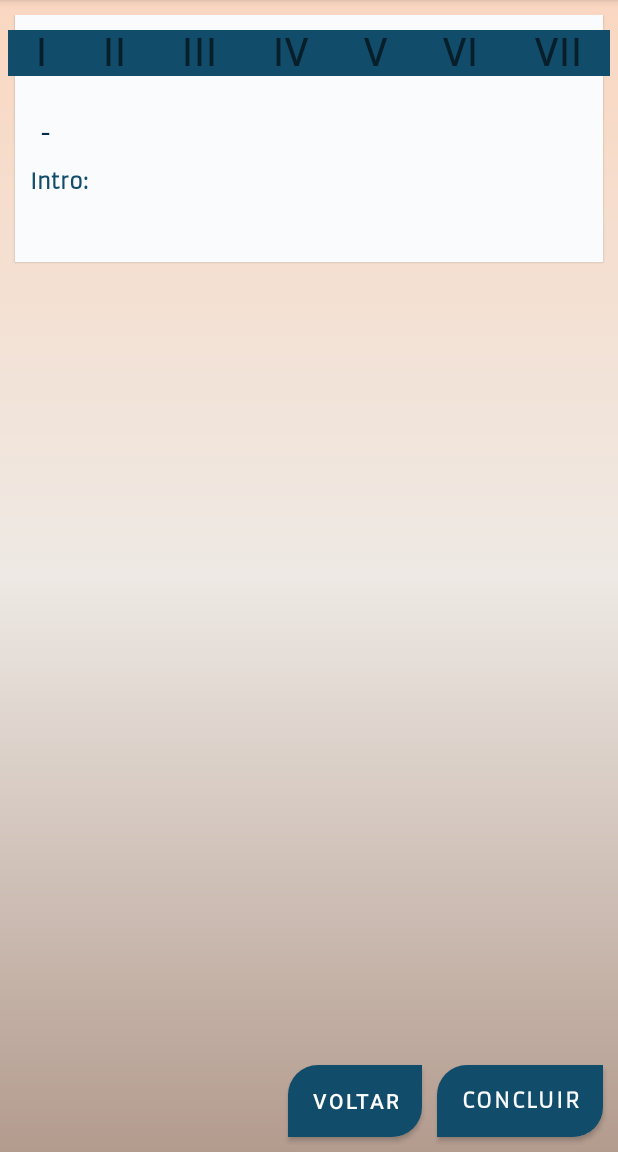
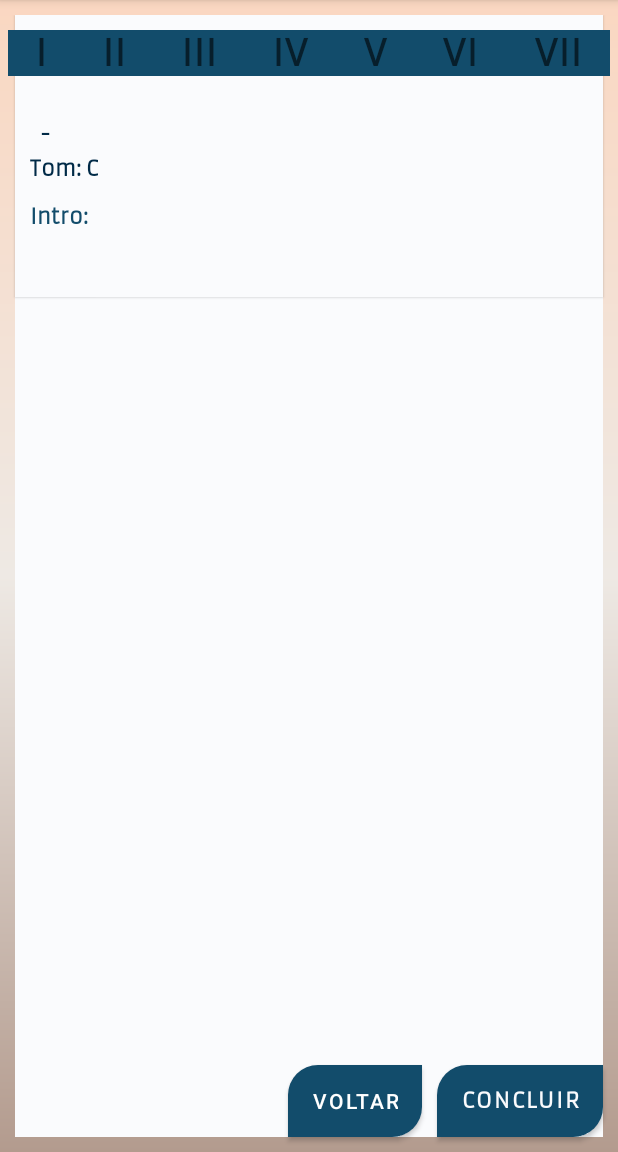
Before and after one commit to lecs01/CifreiApk, an Android app: the CreateTwo screen opened directly, with no data from a screen before it, on a phone screen of 412 x 824 dp, the part 84-1236 px from its top. Run offline under Robolectric (Android 15) with nearby library versions, the phone set to English and light mode, and no system bars; 3 statements that could not run were skipped.

Commit message:
linha de exibicao de tom adicionada no layout create_two.xml

```diff
--- a/app/src/main/java/com/example/cifreiapk/CreateOne.kt
+++ b/app/src/main/java/com/example/cifreiapk/CreateOne.kt
@@ -60,7 +60,7 @@ class CreateOne : AppCompatActivity(), View.OnClickListener {
 
 class SpinnerActivity : Activity(), AdapterView.OnItemSelectedListener {
     override fun onItemSelected(p0: AdapterView<*>?, p1: View?, p2: Int, p3: Long) {
-        TODO("Not yet implemented")
+        Toast.makeText(applicationContext, "Nothing Selected", Toast.LENGTH_SHORT)
     }
 
     override fun onNothingSelected(p0: AdapterView<*>?) {
--- a/app/src/main/res/layout/create_two.xml
+++ b/app/src/main/res/layout/create_two.xml
@@ -6,7 +6,20 @@
     android:layout_height="match_parent"
     android:background="@drawable/background">
 
+    <TextView
+        android:id="@+id/textView12"
+        android:layout_width="0dp"
+        android:layout_height="0dp"
+        android:layout_margin="10dp"
+        android:background="@color/primaryText"
+        android:translationZ="0dp"
+        app:layout_constraintBottom_toBottomOf="parent"
+        app:layout_constraintEnd_toEndOf="@+id/scrollView2"
+        app:layout_constraintStart_toStartOf="@+id/scrollView2"
+        app:layout_constraintTop_toBottomOf="@+id/linearLayout2" />
+
     <LinearLayout
+        android:id="@+id/linearLayout2"
         android:layout_width="match_parent"
         android:layout_height="wrap_content"
         android:layout_marginLeft="5dp"
@@ -104,10 +117,12 @@
     </LinearLayout>
 
     <ScrollView
+        android:id="@+id/scrollView2"
         android:layout_width="match_parent"
         android:layout_height="match_parent"
         android:layout_marginTop="10dp"
         android:layout_marginBottom="10dp"
+        android:translationZ="1dp"
         app:layout_constraintBottom_toBottomOf="parent"
         app:layout_constraintEnd_toEndOf="parent"
         app:layout_constraintStart_toStartOf="parent"
@@ -143,7 +158,7 @@
                     android:fontFamily="@font/armata"
                     android:textAlignment="viewStart"
                     android:textAllCaps="true"
-                    android:textColor="@color/primaryColor"
+                    android:textColor="@color/primaryDark"
                     android:textSize="14sp"
                     android:textStyle="bold" />
 
@@ -165,10 +180,38 @@
                     android:fontFamily="@font/armata"
                     android:textAlignment="viewStart"
                     android:textAllCaps="true"
-                    android:textColor="@color/primaryColor"
+                    android:textColor="@color/primaryDark"
                     android:textSize="14sp"
                     android:textStyle="bold" />
 
+            </LinearLayout>
+
+            <LinearLayout
+                android:layout_width="match_parent"
+                android:layout_height="match_parent"
+                android:layout_marginTop="5dp"
+                android:orientation="horizontal">
+
+                <TextView
+                    android:id="@+id/textView7"
+                    android:layout_width="wrap_content"
+                    android:layout_height="wrap_content"
+                    android:fontFamily="@font/armata"
+                    android:gravity="end"
+                    android:text="Tom: "
+                    android:textColor="@color/primaryDark"
+                    android:textStyle="bold" />
+
+                <TextView
+                    android:id="@+id/ntom"
+                    android:layout_width="wrap_content"
+                    android:layout_height="wrap_content"
+                    android:fontFamily="@font/armata"
+                    android:gravity="end"
+                    android:text="C"
+                    android:textAlignment="textStart"
+                    android:textColor="@color/primaryDark"
+                    android:textStyle="bold" />
             </LinearLayout>
 
             <LinearLayout
@@ -194,7 +237,8 @@
                     android:layout_weight="1"
                     android:background="@null"
                     android:ems="10"
-                    android:fontFamily="@font/armata" />
+                    android:fontFamily="@font/armata"
+                    android:imeOptions="flagNoEnterAction" />
             </LinearLayout>
 
             <EditText
@@ -204,6 +248,7 @@
                 android:layout_marginTop="10dp"
                 android:background="@null"
                 android:fontFamily="@font/armata" />
+
         </LinearLayout>
     </ScrollView>
 
```
